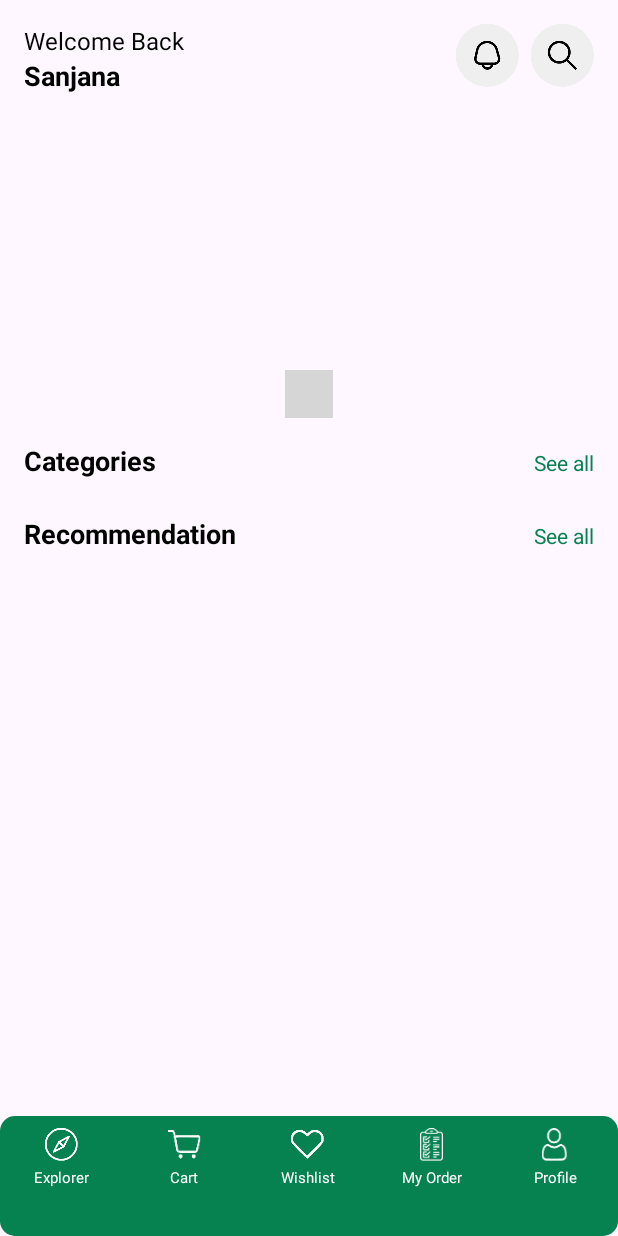
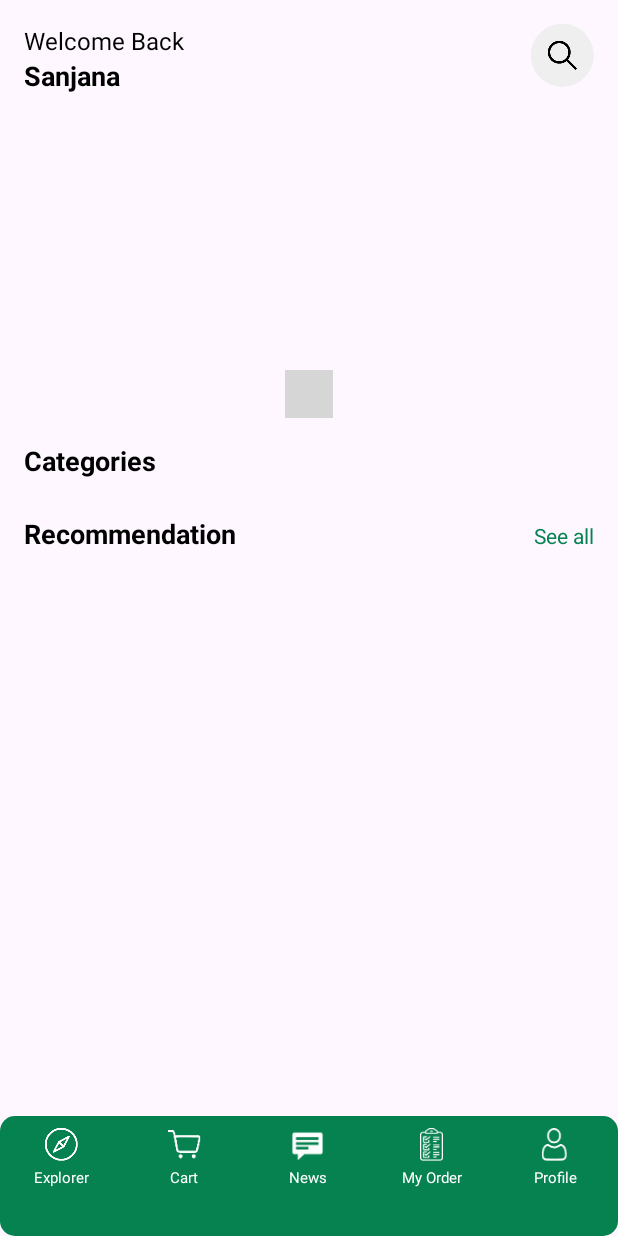
Before and after one commit to rdwaynedehoedt/FetchFood-apk, an Android app: the screen it shows after launch once a user with an empty profile is signed in (DashboardActivity), on a phone screen of 412 x 824 dp. Run offline under Robolectric (Android 15) with nearby library versions, the phone set to English and light mode, and no system bars; our stand-ins replace Firebase (no records; nobody signed in at launch, a user with empty details on screens opened directly), Picasso; plain views replace DotsIndicator; grey boxes are pictures that could not be loaded.

Commit message:
nav bar updates

```diff
--- a/FetchFood/app/src/main/res/layout/activity_main.xml
+++ b/FetchFood/app/src/main/res/layout/activity_main.xml
@@ -51,13 +51,6 @@
                 </LinearLayout>
 
                 <ImageView
-                    android:id="@+id/notificationIcon"
-                    android:layout_width="wrap_content"
-                    android:layout_height="wrap_content"
-                    android:layout_marginEnd="8dp"
-                    app:srcCompat="@drawable/bell_icon" />
-
-                <ImageView
                     android:id="@+id/searchIcon"
                     android:layout_width="wrap_content"
                     android:layout_height="wrap_content"
@@ -105,13 +98,6 @@
                     android:textSize="18sp"
                     android:textStyle="bold" />
 
-                <TextView
-                    android:id="@+id/seeAllCategoriesTextView"
-                    android:layout_width="wrap_content"
-                    android:layout_height="wrap_content"
-                    android:text="See all"
-                    android:textColor="@color/green"
-                    android:textSize="14sp" />
             </LinearLayout>
 
             <androidx.recyclerview.widget.RecyclerView
@@ -226,13 +212,13 @@
                     android:layout_height="22dp"
                     android:layout_gravity="center"
                     android:layout_marginTop="8dp"
-                    app:srcCompat="@drawable/btn_3" />
+                    app:srcCompat="@android:drawable/stat_notify_chat" />
 
                 <TextView
                     android:layout_width="match_parent"
                     android:layout_height="wrap_content"
                     android:layout_marginTop="4dp"
-                    android:text="@string/wishlist"
+                    android:text="News"
                     android:textAlignment="center"
                     android:textColor="@color/white"
                     android:textSize="10sp" />
```
